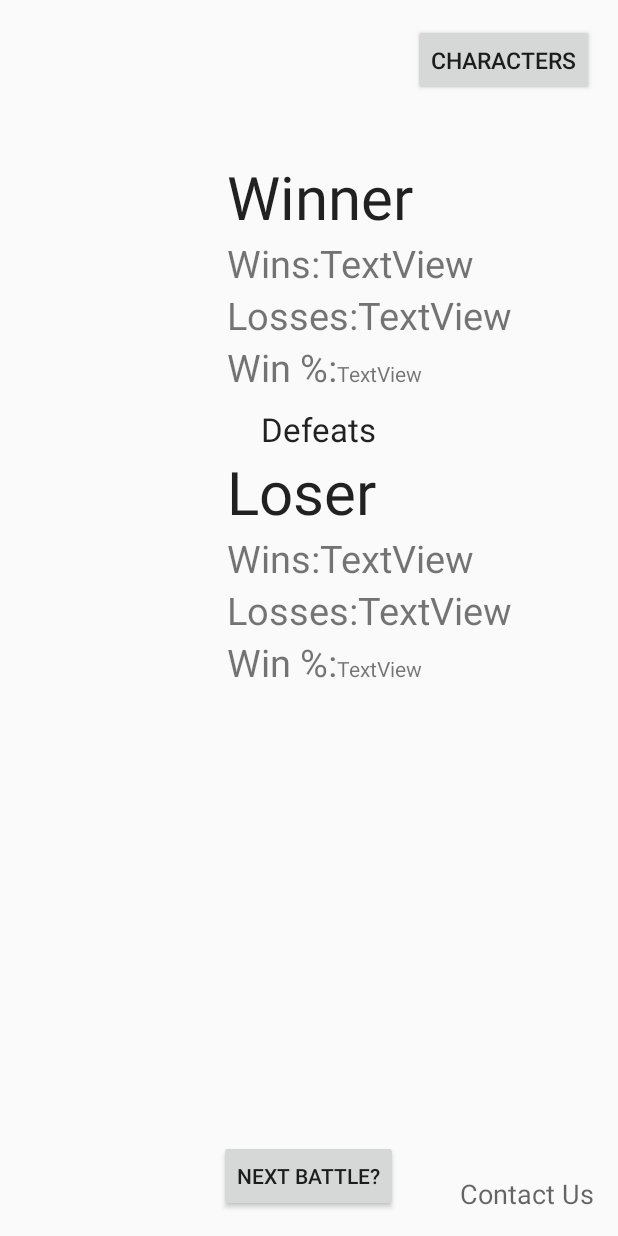
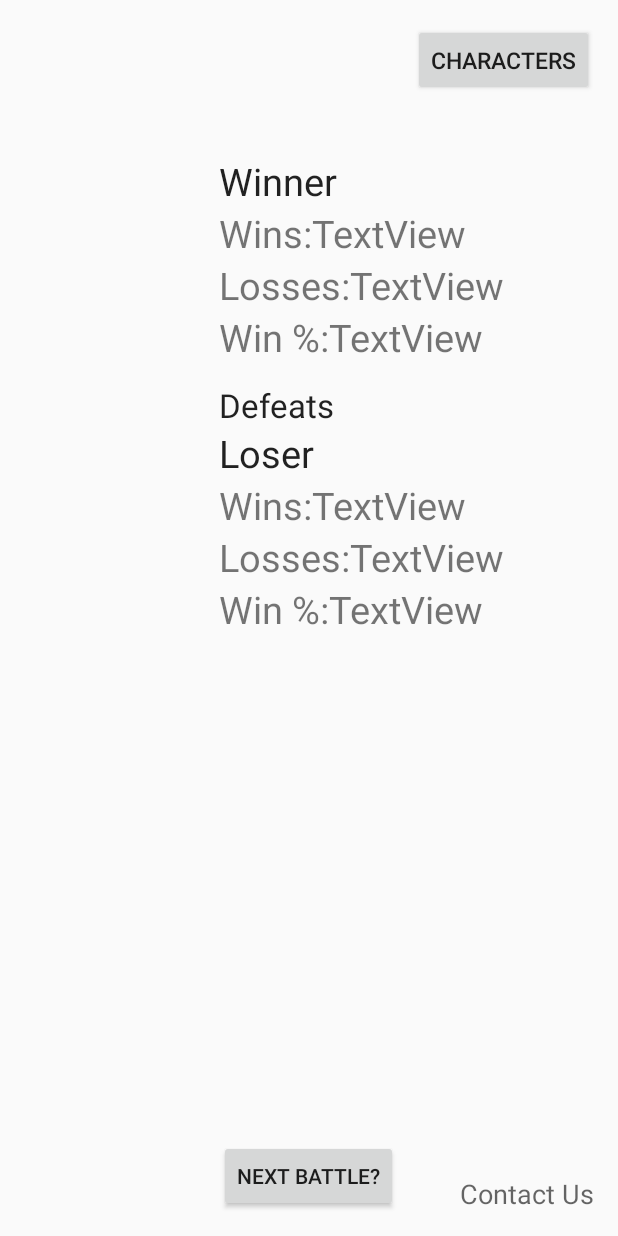
Before and after one commit to GarrettBoggs/DethWarz, an Android app: the layout activity_stats.xml on its own in the app's theme, with its tools: preview values and no code run, on a phone screen of 412 x 824 dp. Run offline under Robolectric (Android 15) with nearby library versions, the phone set to English and light mode, and no system bars.

```diff
--- a/app/src/main/java/com/example/guest/binder/adapters/FirebaseCharacterViewHolder.java
+++ b/app/src/main/java/com/example/guest/binder/adapters/FirebaseCharacterViewHolder.java
@@ -16,8 +16,8 @@ import butterknife.Bind;
  * Created by Guest on 12/8/16.
  */
     public class FirebaseCharacterViewHolder extends RecyclerView.ViewHolder {
-        private static final int MAX_WIDTH = 200;
-        private static final int MAX_HEIGHT = 200;
+        private static final int MAX_WIDTH = 300;
+        private static final int MAX_HEIGHT = 300;
 
         View mView;
         Context mContext;
@@ -37,7 +37,7 @@ import butterknife.Bind;
             Picasso.with(mContext)
                     .load(character.getPicture())
                     .resize(MAX_WIDTH, MAX_HEIGHT)
-                    .centerCrop()
+                    .centerInside()
                     .into(mCharacterImageView);
 
             mCharacterTextView.setText(character.getName());
--- a/app/src/main/java/com/example/guest/binder/ui/CoverActivity.java
+++ b/app/src/main/java/com/example/guest/binder/ui/CoverActivity.java
@@ -165,6 +165,7 @@ public class CoverActivity extends AppCompatActivity implements View.OnClickList
             intent.putExtra("winnerWinPercent" , mCharacterOne.calculateWin());
             intent.putExtra("loserWins" , mCharacterTwo.getStringWins());
             intent.putExtra("loserLosses" , mCharacterTwo.getStringLosses());
+            intent.putExtra("loserWinPercent" , mCharacterTwo.calculateWin());
             intent.putExtra("loser", mCharacterTwo.getName());
             startActivity(intent);
         }
@@ -183,6 +184,8 @@ public class CoverActivity extends AppCompatActivity implements View.OnClickList
             intent.putExtra("loserWins" , mCharacterOne.getStringWins());
             intent.putExtra("loserLosses" , mCharacterOne.getStringLosses());
             intent.putExtra("loser", mCharacterOne.getName());
+            intent.putExtra("loserWinPercent" , mCharacterOne.calculateWin());
+            intent.putExtra("winnerWinPercent" , mCharacterTwo.calculateWin());
             startActivity(intent);
         }
     }
--- a/app/src/main/java/com/example/guest/binder/ui/StatsActivity.java
+++ b/app/src/main/java/com/example/guest/binder/ui/StatsActivity.java
@@ -24,7 +24,7 @@ public class StatsActivity extends AppCompatActivity implements View.OnClickList
     @Bind(R.id.winnerWins) TextView mWinnerWins;
     @Bind(R.id.winnerLosses) TextView mWinnerLosses;
     @Bind(R.id.winnerWinPercent) TextView mWinnerWinPercent;
-
+    @Bind(R.id.loserWinPercent) TextView mLoserWinPercent;
 
     @Override
     protected void onCreate(Bundle savedInstanceState) {
@@ -39,13 +39,12 @@ public class StatsActivity extends AppCompatActivity implements View.OnClickList
         mWinnerText.setText(winner);
         mLoserText.setText(loser);
 
-
         mWinnerWins.setText(intent.getStringExtra("winnerWins"));
         mWinnerLosses.setText(intent.getStringExtra("winnerLosses"));
         mWinnerWinPercent.setText(intent.getStringExtra("winnerWinPercent"));
         mLoserWins.setText(intent.getStringExtra("loserWins"));
         mLoserLosses.setText(intent.getStringExtra("loserLosses"));
-
+        mLoserWinPercent.setText(intent.getStringExtra("loserWinPercent"));
 
         mNextButton.setOnClickListener(this);
         mContactClick.setOnClickListener(this);
--- a/app/src/main/res/layout/activity_stats.xml
+++ b/app/src/main/res/layout/activity_stats.xml
@@ -40,16 +40,6 @@
         android:layout_toRightOf="@+id/textView12"
         android:layout_toEndOf="@+id/textView12" />
 
-    <TextView
-        android:text="TextView"
-        android:layout_width="wrap_content"
-        android:layout_height="wrap_content"
-        android:id="@+id/loserlosses"
-        android:textSize="25sp"
-        android:layout_alignTop="@+id/textView11"
-        android:layout_toRightOf="@+id/textView11"
-        android:layout_toEndOf="@+id/textView11" />
-
     <Button
         android:layout_width="wrap_content"
         android:layout_height="wrap_content"
@@ -57,28 +47,6 @@
         android:id="@+id/nextButton"
         android:layout_alignParentBottom="true"
         android:layout_centerHorizontal="true" />
-
-    <TextView
-        android:layout_width="wrap_content"
-        android:layout_height="wrap_content"
-        android:textAppearance="?android:attr/textAppearanceLarge"
-        android:text="Defeats"
-        android:id="@+id/textView5"
-        android:layout_below="@+id/textView14"
-        android:layout_alignRight="@+id/loserText"
-        android:layout_alignEnd="@+id/loserText"
-        android:layout_marginTop="44dp" />
-
-    <TextView
-        android:layout_width="wrap_content"
-        android:layout_height="wrap_content"
-        android:textAppearance="?android:attr/textAppearanceLarge"
-        android:text="Loser"
-        android:id="@+id/loserText"
-        android:textSize="40sp"
-        android:layout_below="@+id/textView5"
-        android:layout_alignLeft="@+id/winnerText"
-        android:layout_alignStart="@+id/winnerText" />
 
     <TextView
         android:text="Win %:"
@@ -111,27 +79,6 @@
         android:layout_alignStart="@+id/loserText" />
 
     <TextView
-        android:text="Losses:"
-        android:layout_width="wrap_content"
-        android:layout_height="wrap_content"
-        android:id="@+id/textView19"
-        android:textSize="25sp"
-        android:layout_below="@+id/loserlosses"
-        android:layout_alignLeft="@+id/textView11"
-        android:layout_alignStart="@+id/textView11" />
-
-    <TextView
-        android:text="TextView"
-        android:layout_width="wrap_content"
-        android:layout_height="wrap_content"
-        android:id="@+id/loserWins"
-        android:textSize="25sp"
-        android:layout_alignBaseline="@+id/textView19"
-        android:layout_alignBottom="@+id/textView19"
-        android:layout_toRightOf="@+id/textView19"
-        android:layout_toEndOf="@+id/textView19" />
-
-    <TextView
         android:text="Wins:"
         android:layout_width="wrap_content"
         android:layout_height="wrap_content"
@@ -153,18 +100,6 @@
         android:layout_toEndOf="@+id/textView14" />
 
     <TextView
-        android:layout_width="wrap_content"
-        android:layout_height="wrap_content"
-        android:textAppearance="?android:attr/textAppearanceLarge"
-        android:text="Winner"
-        android:id="@+id/winnerText"
-        android:textSize="40dp"
-        android:layout_marginTop="40dp"
-        android:layout_below="@+id/victorButton"
-        android:layout_toLeftOf="@+id/victorButton"
-        android:layout_toStartOf="@+id/victorButton" />
-
-    <TextView
         android:text="Losses:"
         android:layout_width="wrap_content"
         android:layout_height="wrap_content"
@@ -179,6 +114,7 @@
         android:layout_width="wrap_content"
         android:layout_height="wrap_content"
         android:id="@+id/winnerWinPercent"
+        android:textSize="25sp"
         android:layout_alignBaseline="@+id/loserWinRate"
         android:layout_alignBottom="@+id/loserWinRate"
         android:layout_toRightOf="@+id/loserWinRate"
@@ -188,11 +124,77 @@
         android:text="TextView"
         android:layout_width="wrap_content"
         android:layout_height="wrap_content"
-        android:id="@+id/textView16"
+        android:textSize="25sp"
+        android:id="@+id/loserWinPercent"
         android:layout_alignBaseline="@+id/winnerWinRate"
         android:layout_alignBottom="@+id/winnerWinRate"
         android:layout_toRightOf="@+id/winnerWinRate"
         android:layout_toEndOf="@+id/winnerWinRate" />
 
+    <TextView
+        android:text="TextView"
+        android:layout_width="wrap_content"
+        android:layout_height="wrap_content"
+        android:id="@+id/loserlosses"
+        android:textSize="25sp"
+        android:layout_below="@+id/textView11"
+        android:layout_toRightOf="@+id/textView19"
+        android:layout_toEndOf="@+id/textView19" />
+
+    <TextView
+        android:text="Losses:"
+        android:layout_width="wrap_content"
+        android:layout_height="wrap_content"
+        android:id="@+id/textView19"
+        android:textSize="25sp"
+        android:layout_alignBaseline="@+id/loserlosses"
+        android:layout_alignBottom="@+id/loserlosses"
+        android:layout_alignLeft="@+id/textView11"
+        android:layout_alignStart="@+id/textView11" />
+
+    <TextView
+        android:text="TextView"
+        android:layout_width="wrap_content"
+        android:layout_height="wrap_content"
+        android:id="@+id/loserWins"
+        android:textSize="25sp"
+        android:layout_below="@+id/loserText"
+        android:layout_toRightOf="@+id/textView11"
+        android:layout_toEndOf="@+id/textView11" />
+
+    <TextView
+        android:layout_width="match_parent"
+        android:layout_height="wrap_content"
+        android:textAppearance="?android:attr/textAppearanceLarge"
+        android:text="Loser"
+        android:id="@+id/loserText"
+        android:textSize="25dp"
+        android:layout_below="@+id/textView5"
+        android:layout_alignLeft="@+id/loserWinRate"
+        android:layout_alignStart="@+id/loserWinRate" />
+
+    <TextView
+        android:layout_width="wrap_content"
+        android:layout_height="wrap_content"
+        android:textAppearance="?android:attr/textAppearanceLarge"
+        android:text="Defeats"
+        android:id="@+id/textView5"
+        android:layout_marginTop="13dp"
+        android:layout_below="@+id/loserWinRate"
+        android:layout_alignLeft="@+id/loserText"
+        android:layout_alignStart="@+id/loserText" />
+
+    <TextView
+        android:layout_width="match_parent"
+        android:layout_height="wrap_content"
+        android:textAppearance="?android:attr/textAppearanceLarge"
+        android:text="Winner"
+        android:id="@+id/winnerText"
+        android:textSize="25dp"
+        android:layout_marginTop="39dp"
+        android:layout_below="@+id/victorButton"
+        android:layout_alignLeft="@+id/nextButton"
+        android:layout_alignStart="@+id/nextButton" />
+
 
 </RelativeLayout>
--- a/app/src/main/res/layout/character_list_item.xml
+++ b/app/src/main/res/layout/character_list_item.xml
@@ -5,11 +5,11 @@
     android:layout_height="wrap_content">
 
     <ImageView
-        android:layout_width="130dp"
-        android:layout_height="200dp"
         android:id="@+id/characterImageView"
         android:src="@drawable/eragoncover"
-        android:scaleType="fitCenter"/>
+        android:adjustViewBounds="false"
+        android:layout_height="200dp"
+        android:layout_width="200dp" />
 
     <LinearLayout
         android:orientation="vertical"
```
